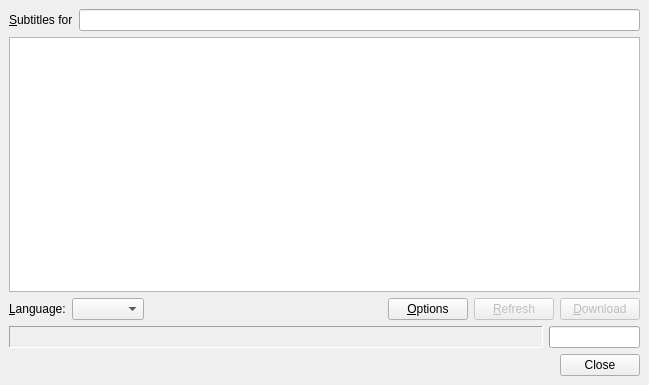
Old version of the form src/findsubtitles/findsubtitleswindow.ui in the repository smplayer-dev/smplayer.
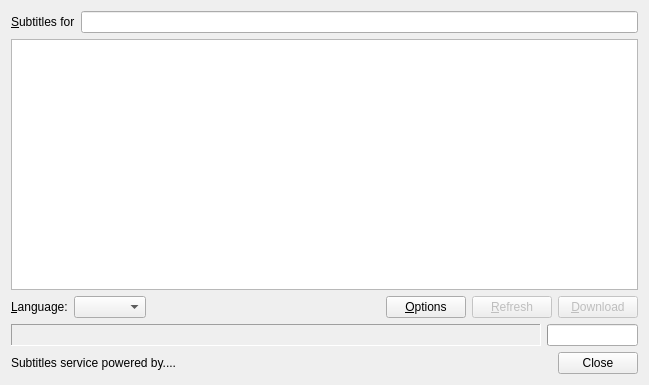
New version of the form. Custom widgets are drawn as their Qt base class.

```diff
--- a/src/findsubtitles/findsubtitleswindow.ui
+++ b/src/findsubtitles/findsubtitleswindow.ui
@@ -13,13 +13,7 @@
   <property name="windowTitle">
    <string>Find Subtitles</string>
   </property>
-  <layout class="QVBoxLayout">
-   <property name="spacing">
-    <number>6</number>
-   </property>
-   <property name="margin">
-    <number>9</number>
-   </property>
+  <layout class="QVBoxLayout" name="verticalLayout">
    <item>
     <layout class="QHBoxLayout">
      <property name="spacing">
@@ -165,6 +159,18 @@
     </layout>
    </item>
    <item>
+    <layout class="QHBoxLayout" name="horizontalLayout">
+     <item>
+      <widget class="QLabel" name="credits_label">
+       <property name="text">
+        <string notr="true">Subtitles service powered by....</string>
+       </property>
+       <property name="openExternalLinks">
+        <bool>true</bool>
+       </property>
+      </widget>
+     </item>
+     <item>
     <widget class="QDialogButtonBox" name="buttonBox">
      <property name="orientation">
       <enum>Qt::Horizontal</enum>
@@ -175,6 +181,8 @@
     </widget>
    </item>
   </layout>
+   </item>
+  </layout>
  </widget>
  <customwidgets>
   <customwidget>
```
Left out of the diff: 1 changed line with no effect on the pictures. Lines whose indentation alone changed are shown as unchanged.
